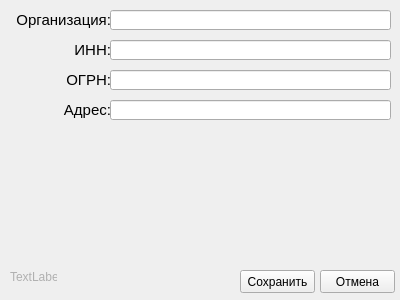
First picture: the form in faces/edit_company.ui, repository vanobl/counter, before the edit.
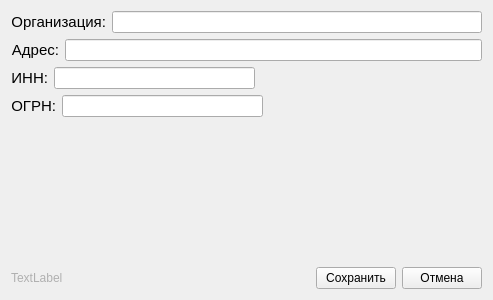
Second picture: the form after the edit.

Commit message: модифицировал интерфейсы

```diff
--- a/faces/edit_company.ui
+++ b/faces/edit_company.ui
@@ -6,144 +6,188 @@
    <rect>
     <x>0</x>
     <y>0</y>
-    <width>400</width>
+    <width>493</width>
     <height>300</height>
    </rect>
   </property>
   <property name="windowTitle">
    <string>Form</string>
   </property>
+  <layout class="QGridLayout" name="gridLayout">
+   <item row="0" column="0">
+    <layout class="QVBoxLayout" name="verticalLayout_2">
+     <item>
+      <layout class="QVBoxLayout" name="verticalLayout">
+       <item>
+        <layout class="QHBoxLayout" name="horizontalLayout_5">
+         <item>
   <widget class="QLabel" name="label">
-   <property name="geometry">
-    <rect>
-     <x>10</x>
-     <y>10</y>
-     <width>101</width>
-     <height>21</height>
-    </rect>
-   </property>
    <property name="text">
     <string>&lt;html&gt;&lt;head/&gt;&lt;body&gt;&lt;p align=&quot;right&quot;&gt;&lt;span style=&quot; font-size:11pt;&quot;&gt;Организация:&lt;/span&gt;&lt;/p&gt;&lt;/body&gt;&lt;/html&gt;</string>
    </property>
   </widget>
-  <widget class="QLineEdit" name="edit_company">
-   <property name="geometry">
-    <rect>
-     <x>110</x>
-     <y>10</y>
-     <width>281</width>
-     <height>20</height>
-    </rect>
-   </property>
-  </widget>
+         </item>
+         <item>
+          <widget class="QLineEdit" name="edit_company"/>
+         </item>
+        </layout>
+       </item>
+       <item>
+        <layout class="QHBoxLayout" name="horizontalLayout_4">
+         <item>
+          <widget class="QLabel" name="label_4">
+           <property name="text">
+            <string>&lt;html&gt;&lt;head/&gt;&lt;body&gt;&lt;p align=&quot;right&quot;&gt;&lt;span style=&quot; font-size:11pt;&quot;&gt;Адрес:&lt;/span&gt;&lt;/p&gt;&lt;/body&gt;&lt;/html&gt;</string>
+           </property>
+          </widget>
+         </item>
+         <item>
+          <widget class="QLineEdit" name="edit_address"/>
+         </item>
+        </layout>
+       </item>
+       <item>
+        <layout class="QHBoxLayout" name="horizontalLayout_2">
+         <item>
   <widget class="QLabel" name="label_2">
-   <property name="geometry">
-    <rect>
-     <x>10</x>
-     <y>40</y>
-     <width>101</width>
-     <height>21</height>
-    </rect>
-   </property>
    <property name="text">
     <string>&lt;html&gt;&lt;head/&gt;&lt;body&gt;&lt;p align=&quot;right&quot;&gt;&lt;span style=&quot; font-size:11pt;&quot;&gt;ИНН:&lt;/span&gt;&lt;/p&gt;&lt;/body&gt;&lt;/html&gt;</string>
    </property>
   </widget>
+         </item>
+         <item>
   <widget class="QLineEdit" name="edit_inn">
-   <property name="geometry">
-    <rect>
-     <x>110</x>
-     <y>40</y>
-     <width>281</width>
-     <height>20</height>
-    </rect>
-   </property>
-  </widget>
+           <property name="minimumSize">
+            <size>
+             <width>200</width>
+             <height>0</height>
+            </size>
+           </property>
+           <property name="maximumSize">
+            <size>
+             <width>201</width>
+             <height>16777215</height>
+            </size>
+           </property>
+           <property name="baseSize">
+            <size>
+             <width>0</width>
+             <height>0</height>
+            </size>
+           </property>
+          </widget>
+         </item>
+         <item>
+          <spacer name="horizontalSpacer_2">
+           <property name="orientation">
+            <enum>Qt::Horizontal</enum>
+           </property>
+           <property name="sizeHint" stdset="0">
+            <size>
+             <width>40</width>
+             <height>20</height>
+            </size>
+           </property>
+          </spacer>
+         </item>
+        </layout>
+       </item>
+       <item>
+        <layout class="QHBoxLayout" name="horizontalLayout_3">
+         <item>
   <widget class="QLabel" name="label_3">
-   <property name="geometry">
-    <rect>
-     <x>10</x>
-     <y>70</y>
-     <width>101</width>
-     <height>21</height>
-    </rect>
-   </property>
    <property name="text">
     <string>&lt;html&gt;&lt;head/&gt;&lt;body&gt;&lt;p align=&quot;right&quot;&gt;&lt;span style=&quot; font-size:11pt;&quot;&gt;ОГРН:&lt;/span&gt;&lt;/p&gt;&lt;/body&gt;&lt;/html&gt;</string>
    </property>
   </widget>
+         </item>
+         <item>
   <widget class="QLineEdit" name="edit_ogrn">
-   <property name="geometry">
-    <rect>
-     <x>110</x>
-     <y>70</y>
-     <width>281</width>
-     <height>20</height>
-    </rect>
-   </property>
-  </widget>
-  <widget class="QLabel" name="label_4">
-   <property name="geometry">
-    <rect>
-     <x>10</x>
-     <y>100</y>
-     <width>101</width>
-     <height>21</height>
-    </rect>
-   </property>
-   <property name="text">
-    <string>&lt;html&gt;&lt;head/&gt;&lt;body&gt;&lt;p align=&quot;right&quot;&gt;&lt;span style=&quot; font-size:11pt;&quot;&gt;Адрес:&lt;/span&gt;&lt;/p&gt;&lt;/body&gt;&lt;/html&gt;</string>
-   </property>
-  </widget>
-  <widget class="QLineEdit" name="edit_address">
-   <property name="geometry">
-    <rect>
-     <x>110</x>
-     <y>100</y>
-     <width>281</width>
+           <property name="minimumSize">
+            <size>
+             <width>200</width>
+             <height>0</height>
+            </size>
+           </property>
+           <property name="maximumSize">
+            <size>
+             <width>201</width>
+             <height>16777215</height>
+            </size>
+           </property>
+          </widget>
+         </item>
+         <item>
+          <spacer name="horizontalSpacer_3">
+           <property name="orientation">
+            <enum>Qt::Horizontal</enum>
+           </property>
+           <property name="sizeHint" stdset="0">
+            <size>
+             <width>40</width>
      <height>20</height>
-    </rect>
-   </property>
-  </widget>
-  <widget class="QPushButton" name="btn_exit">
-   <property name="geometry">
-    <rect>
-     <x>320</x>
-     <y>270</y>
-     <width>75</width>
-     <height>23</height>
-    </rect>
-   </property>
-   <property name="text">
-    <string>Отмена</string>
-   </property>
-  </widget>
-  <widget class="QPushButton" name="btn_action">
-   <property name="geometry">
-    <rect>
-     <x>240</x>
-     <y>270</y>
-     <width>75</width>
-     <height>23</height>
-    </rect>
-   </property>
-   <property name="text">
-    <string>Сохранить</string>
-   </property>
-  </widget>
+            </size>
+           </property>
+          </spacer>
+         </item>
+        </layout>
+       </item>
+      </layout>
+     </item>
+     <item>
+      <spacer name="verticalSpacer">
+       <property name="orientation">
+        <enum>Qt::Vertical</enum>
+       </property>
+       <property name="sizeHint" stdset="0">
+        <size>
+         <width>20</width>
+         <height>40</height>
+        </size>
+       </property>
+      </spacer>
+     </item>
+     <item>
+      <layout class="QHBoxLayout" name="horizontalLayout">
+       <item>
   <widget class="QLabel" name="label_id">
-   <property name="geometry">
-    <rect>
-     <x>10</x>
-     <y>270</y>
-     <width>47</width>
-     <height>13</height>
-    </rect>
-   </property>
    <property name="text">
     <string>&lt;html&gt;&lt;head/&gt;&lt;body&gt;&lt;p&gt;&lt;span style=&quot; color:#b0b0b0;&quot;&gt;TextLabel&lt;/span&gt;&lt;/p&gt;&lt;/body&gt;&lt;/html&gt;</string>
    </property>
   </widget>
+       </item>
+       <item>
+        <spacer name="horizontalSpacer">
+         <property name="orientation">
+          <enum>Qt::Horizontal</enum>
+         </property>
+         <property name="sizeHint" stdset="0">
+          <size>
+           <width>40</width>
+           <height>20</height>
+          </size>
+         </property>
+        </spacer>
+       </item>
+       <item>
+        <widget class="QPushButton" name="btn_action">
+         <property name="text">
+          <string>Сохранить</string>
+         </property>
+        </widget>
+       </item>
+       <item>
+        <widget class="QPushButton" name="btn_exit">
+         <property name="text">
+          <string>Отмена</string>
+         </property>
+        </widget>
+       </item>
+      </layout>
+     </item>
+    </layout>
+   </item>
+  </layout>
  </widget>
  <resources/>
  <connections/>
```
Lines whose indentation alone changed are shown as unchanged. The commit also changes 3 other files.
